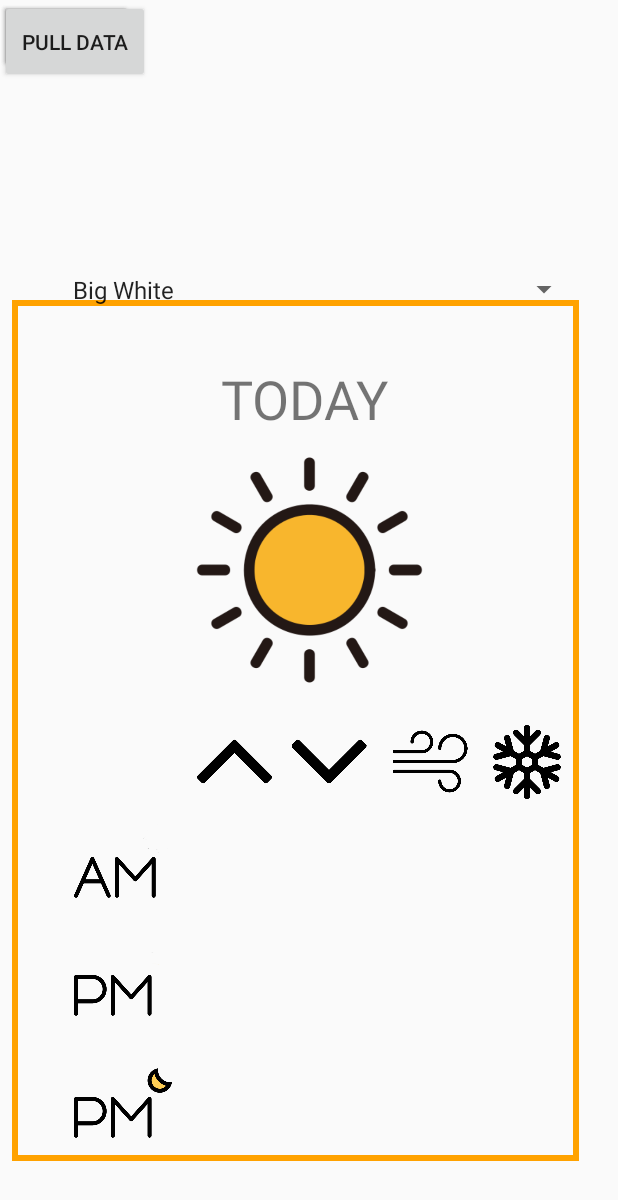
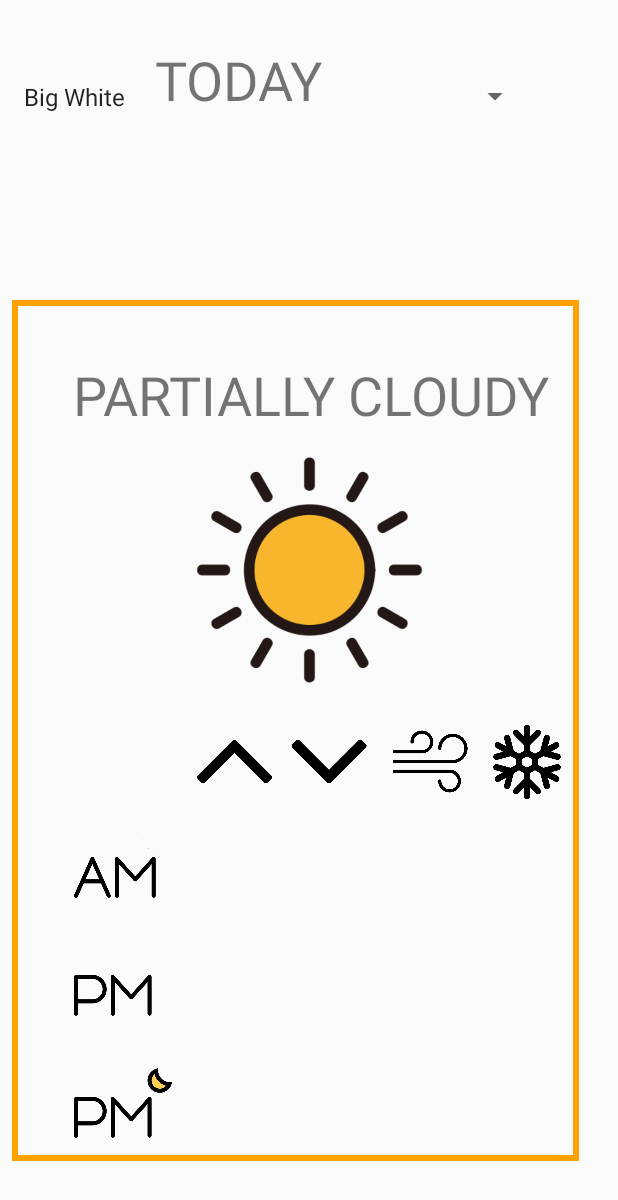
Before and after one commit to DSchriemer/Ski-Base, an Android app: the screen it shows after launch (MainActivity), on a phone screen of 412 x 824 dp. Shown: the top 1200 px of the screen. Run offline under Robolectric (Android 15) with nearby library versions, the phone set to English and light mode, and no system bars; 3 statements that could not run were skipped.

Commit message:
big progress on weather UI

```diff
--- a/app/src/main/java/com/example/skibase/MainActivity.java
+++ b/app/src/main/java/com/example/skibase/MainActivity.java
@@ -58,7 +58,7 @@ public class MainActivity extends AppCompatActivity implements AdapterView.OnIte
     TextView s3;
     RadioButton radioButton;
     ImageView currentweather;
-    ImageView condition1;
+    TextView condition1;
 
     String hill;
 
@@ -86,14 +86,10 @@ public class MainActivity extends AppCompatActivity implements AdapterView.OnIte
         tabs.addTab(spec);
         */
         //result = (TextView) findViewById(R.id.result);
-        getBtn = (Button) findViewById(R.id.launchBtn);
         Spinner spinner = (Spinner) findViewById(R.id.spinner);
-        getBtn.setOnClickListener(new View.OnClickListener() {
-            @Override
-            public void onClick(View view) {
-                getWebsite();
-            }
-        });
+
+
+
 
         ArrayAdapter<String> myAdaptor = new ArrayAdapter<>(MainActivity.this, android.R.layout.simple_list_item_1,
                 getResources().getStringArray(R.array.Mountains));
--- a/app/src/main/res/layout/activity_main.xml
+++ b/app/src/main/res/layout/activity_main.xml
@@ -146,30 +146,33 @@
             app:srcCompat="@drawable/th" />
 
 
-        <Button
-            android:id="@+id/launchBtn"
-            android:layout_width="100dp"
-            android:layout_height="55dp"
-            android:text="Pull Data"
-            tools:layout_editor_absoluteX="157dp"
-            tools:layout_editor_absoluteY="96dp" />
-
         <TextView
-            android:id="@+id/textView2"
-            android:layout_width="117dp"
-            android:layout_height="44dp"
-            android:layout_marginStart="138dp"
-            android:layout_marginLeft="138dp"
-            android:layout_marginTop="222dp"
-            android:layout_marginEnd="138dp"
-            android:layout_marginRight="138dp"
-            android:layout_marginBottom="519dp"
-            android:text="TODAY"
+            android:id="@+id/condition1"
+            android:layout_width="368dp"
+            android:layout_height="48dp"
+            android:layout_marginStart="13dp"
+            android:layout_marginLeft="13dp"
+            android:layout_marginTop="219dp"
+            android:layout_marginEnd="12dp"
+            android:layout_marginRight="12dp"
+            android:layout_marginBottom="518dp"
+            android:gravity="center"
+            android:text="PARTIALLY CLOUDY"
             android:textSize="36sp"
             app:layout_constraintBottom_toBottomOf="parent"
             app:layout_constraintEnd_toEndOf="parent"
             app:layout_constraintStart_toStartOf="parent"
             app:layout_constraintTop_toTopOf="parent" />
+
+        <TextView
+            android:id="@+id/Resort"
+            android:layout_width="317dp"
+            android:layout_height="106dp"
+            android:gravity="center"
+            android:text="TODAY"
+            android:textSize="36sp"
+            tools:layout_editor_absoluteX="28dp"
+            tools:layout_editor_absoluteY="79dp" />
 
         <TextView
             android:id="@+id/n2"
@@ -405,67 +408,16 @@
             app:layout_constraintStart_toStartOf="parent"
             app:layout_constraintTop_toTopOf="parent" />
 
+
         <Spinner
             android:id="@+id/spinner"
             android:layout_width="354dp"
             android:layout_height="27dp"
-            android:layout_marginStart="23dp"
-            android:layout_marginLeft="23dp"
-            android:layout_marginTop="160dp"
-            android:layout_marginEnd="16dp"
-            android:layout_marginRight="16dp"
-            android:layout_marginBottom="598dp"
+            android:layout_marginTop="31dp"
+            android:layout_marginBottom="727dp"
             app:layout_constraintBottom_toBottomOf="parent"
-            app:layout_constraintEnd_toEndOf="parent"
-            app:layout_constraintStart_toStartOf="parent"
-            app:layout_constraintTop_toTopOf="parent" />
-
-        <TabHost
-            android:id="@+id/tabhost"
-            android:layout_width="match_parent"
-            android:layout_height="match_parent">
-
-            <LinearLayout
-                android:layout_width="fill_parent"
-                android:layout_height="fill_parent"
-                android:orientation="vertical">
-
-                <TabWidget
-                    android:id="@android:id/tabs"
-                    android:layout_width="fill_parent"
-                    android:layout_height="wrap_content" />
-
-                <FrameLayout
-                    android:id="@android:id/tabcontent"
-                    android:layout_width="fill_parent"
-                    android:layout_height="fill_parent">
-
-                    <LinearLayout
-                        android:id="@+id/tab1"
-                        android:layout_width="match_parent"
-                        android:layout_height="match_parent">
-
-                        <Button
-                            android:id="@+id/button"
-                            android:layout_width="wrap_content"
-                            android:layout_height="wrap_content"
-                            android:text="test" />
-                    </LinearLayout>
-
-                    <LinearLayout
-                        android:id="@+id/tab2"
-                        android:layout_width="match_parent"
-                        android:layout_height="match_parent">
-
-                        <Button
-                            android:id="@+id/button2"
-                            android:layout_width="wrap_content"
-                            android:layout_height="wrap_content"
-                            android:text="tab2" />
-                    </LinearLayout>
-                </FrameLayout>
-            </LinearLayout>
-        </TabHost>
+            app:layout_constraintTop_toTopOf="parent"
+            tools:layout_editor_absoluteX="19dp" />
 
         <ImageView
             android:id="@+id/currentweather"
```
